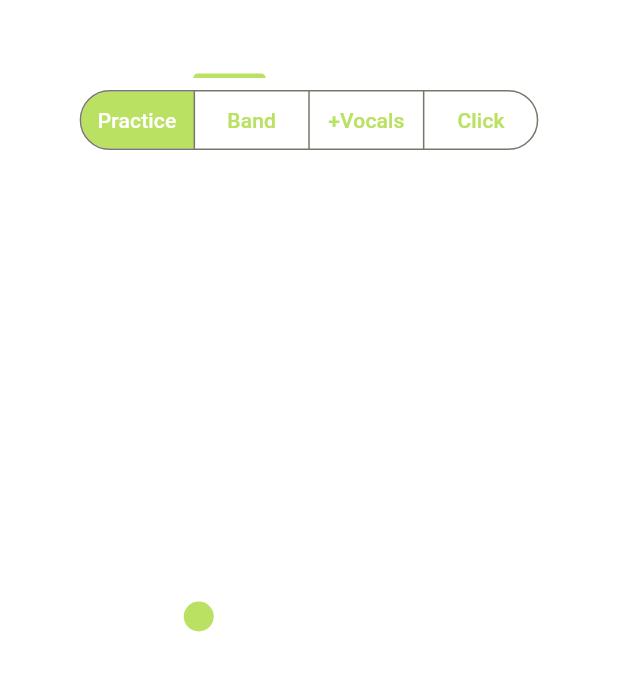
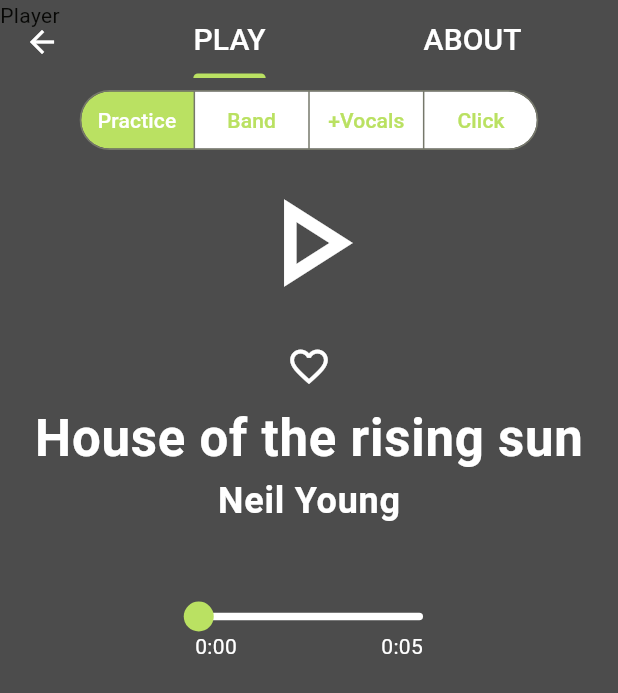
Before and after one commit to ptahchiev/accompaneo, a Flutter app: the PlayerPage screen opened directly, on a phone screen of 412 x 824 dp. Shown: the top 693 px of the screen. Run offline on Flutter 3.47's test engine with Material 3 defaults, Android fonts, the phone set to English and light mode, and no system bars; drawn by our look-alikes of audio_video_progress_bar; our stand-ins replace email_validator, flutter_native_splash, flutter_svg, image_picker, shared_preferences, sliding_up_panel and 1 more; accounts and stored records are empty; network calls fail.

Commit message:
Fix player

```diff
--- a/lib/pages/player_page.dart
+++ b/lib/pages/player_page.dart
@@ -13,8 +13,6 @@ class PlayerPage extends StatefulWidget {
   @override
   State<PlayerPage> createState() => _PlayerPageState();
 }
-
-Color transparentColor = Colors.transparent.withOpacity(0.1);
 
 enum PracticeType { simple, band, bandVocals, click }
 
@@ -47,14 +45,15 @@ class _PlayerPageState extends State<PlayerPage> {
   Widget build(BuildContext context) {
     return DefaultTabController(
       length: 2,
-      child: Scaffold(
-        extendBodyBehindAppBar: true,
-        backgroundColor: Colors.transparent, //yes
-        resizeToAvoidBottomInset:false,
-        body: Stack(
+      child: Stack(
+          alignment: AlignmentDirectional.bottomStart,
           children: <Widget>[
             Scaffold(
-              backgroundColor: Colors.transparent, //yes
+              backgroundColor: Colors.white,
+              body: Text('Player'),
+            ),
+            Scaffold(
+              backgroundColor: Colors.transparent.withOpacity(0.7), //yes
               appBar: AppBar(
                 iconTheme: IconThemeData(
                   color: Colors.white,
@@ -68,7 +67,7 @@ class _PlayerPageState extends State<PlayerPage> {
                   indicatorColor: AppColors.primaryColor,
                   overlayColor: WidgetStateProperty.fromMap(
                     <WidgetStatesConstraint, Color>{
-                      WidgetState.any: transparentColor
+                      WidgetState.any: Colors.transparent
                     }
                   ),
                   labelStyle: TextStyle(
@@ -86,9 +85,6 @@ class _PlayerPageState extends State<PlayerPage> {
                 ),
               ),
             body:
-                // Container(
-                //   decoration: BoxDecoration(
-                //     color: transparentColor)),
                 TabBarView(
                   children: [
                     Column(
@@ -173,7 +169,7 @@ class _PlayerPageState extends State<PlayerPage> {
                   ],
                 )
             )])
-        )
+
     );
   }
 }
```
